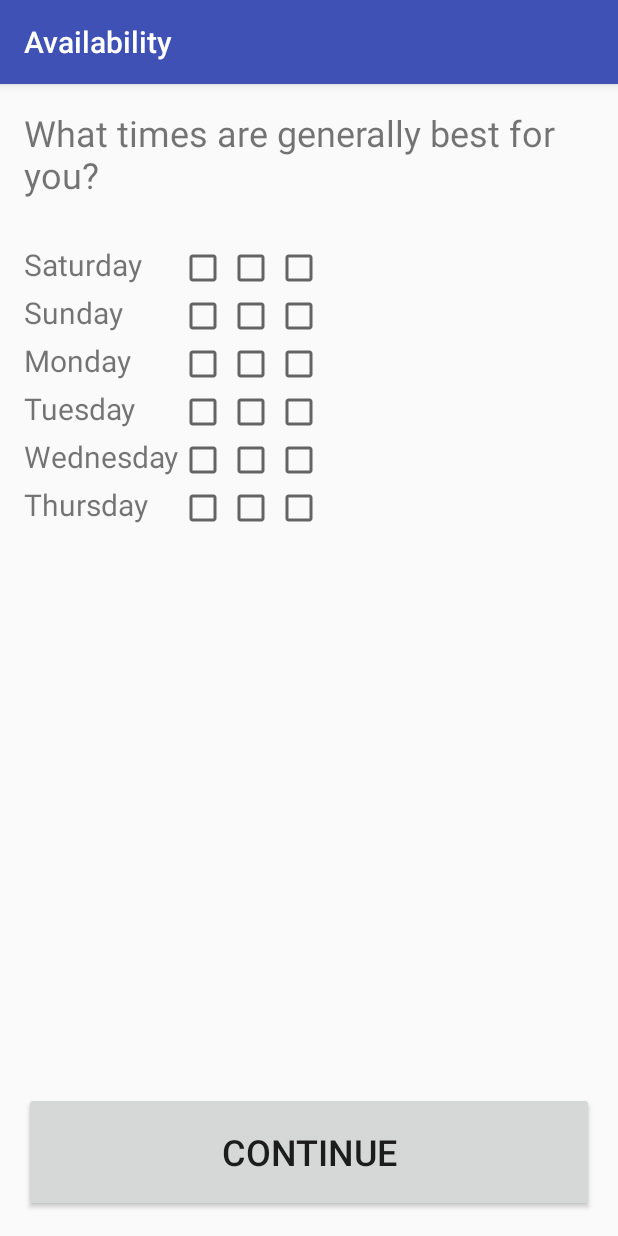
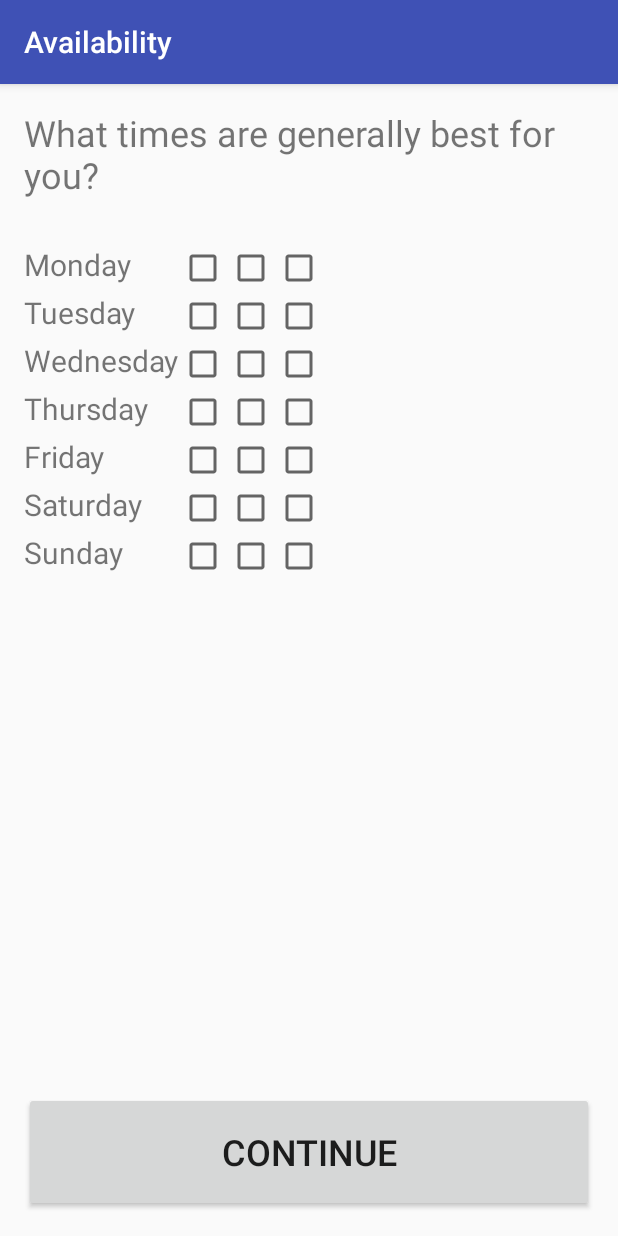
Before and after one commit to sarode/MIOTS_App, an Android app: the AvailabilityActivity screen opened directly, with no data from a screen before it, after a tap on "CONTINUE", on a phone screen of 412 x 824 dp. Run offline under Robolectric (Android 15) with nearby library versions, the light colour scheme and no system bars.

Commit message:
Retrieve availability from screen and store locally in the activity.

```diff
--- a/ConnectApp/app/src/main/java/com/connect/connectapp/AvailabilityActivity.java
+++ b/ConnectApp/app/src/main/java/com/connect/connectapp/AvailabilityActivity.java
@@ -6,9 +6,41 @@ import android.support.design.widget.FloatingActionButton;
 import android.support.design.widget.Snackbar;
 import android.support.v7.app.AppCompatActivity;
 import android.support.v7.widget.Toolbar;
+import android.util.Log;
 import android.view.View;
+import android.widget.CheckBox;
 
 public class AvailabilityActivity extends AppCompatActivity {
+
+    boolean[][] Availability = {
+            {false, false, false},  // Monday
+            {false, false, false},  // Tuesday
+            {false, false, false},  // Wednesday
+            {false, false, false},  // Thursday
+            {false, false, false},  // Friday
+            {false, false, false},  // Saturday
+            {false, false, false}   // Sunday
+    };
+
+    int[][] AvailabilityIds = {
+            {R.id.MondayMorning, R.id.MondayAfternoon, R.id.MondayEvening},
+            {R.id.TuesdayMorning, R.id.TuesdayAfternoon, R.id.TuesdayEvening},
+            {R.id.WednesdayMorning, R.id.WednesdayAfternoon, R.id.WednesdayEvening},
+            {R.id.ThursdayMorning, R.id.ThursdayAfternoon, R.id.ThursdayEvening},
+            {R.id.FridayMorning, R.id.FridayAfternoon, R.id.FridayEvening},
+            {R.id.SaturdayMorning, R.id.SaturdayAfternoon, R.id.SaturdayEvening},
+            {R.id.SundayMorning, R.id.SundayAfternoon, R.id.SundayEvening}
+    };
+
+    boolean[][] FakeAvailability = {
+            {false, false, true},   // Monday
+            {false, false, false},  // Tuesday
+            {false, false, true},   // Wednesday
+            {false, false, true},   // Thursday
+            {false, false, false},  // Friday
+            {false, true, false},   // Saturday
+            {false, true, true}     // Sunday
+    };
 
     @Override
     protected void onCreate(Bundle savedInstanceState) {
@@ -27,4 +59,27 @@ public class AvailabilityActivity extends AppCompatActivity {
 //        });
     }
 
+    // Called when the user clicks the Continue button
+    public void continueAction(View view) {
+
+        this.storeAvailability();
+
+        // Move on to the availability screen
+//        Intent intent = new Intent(this, AvailabilityActivity.class);
+//        startActivity(intent);
+    }
+
+    //  Store off the indicated availability of the user.
+    private void storeAvailability() {
+
+        for (int i = 0; i < AvailabilityIds.length; i++) {
+            for (int j = 0; j < AvailabilityIds[0].length; j++) {
+                CheckBox checkbox = (CheckBox)findViewById(AvailabilityIds[i][j]);
+                Availability[i][j] = checkbox.isChecked();
+                Log.d("Availability", String.valueOf(Availability[i][j]));
+            }
+        }
+
+    }
+
 }
--- a/ConnectApp/app/src/main/res/layout/content_availability.xml
+++ b/ConnectApp/app/src/main/res/layout/content_availability.xml
@@ -40,65 +40,76 @@
             />
 
         <TextView
+            android:text="Monday"
+            android:textSize="20dp"
+            />
+        <CheckBox android:id="@+id/MondayMorning"
+            />
+        <CheckBox android:id="@+id/MondayAfternoon"
+            />
+        <CheckBox android:id="@+id/MondayEvening"
+            />
+        <TextView
+            android:text="Tuesday"
+            android:textSize="20dp"
+            />
+        <CheckBox android:id="@+id/TuesdayMorning"
+            />
+        <CheckBox android:id="@+id/TuesdayAfternoon"
+            />
+        <CheckBox android:id="@+id/TuesdayEvening"
+            />
+        <TextView
+            android:text="Wednesday"
+            android:textSize="20dp"
+            />
+        <CheckBox android:id="@+id/WednesdayMorning"
+            />
+        <CheckBox android:id="@+id/WednesdayAfternoon"
+            />
+        <CheckBox android:id="@+id/WednesdayEvening"
+            />
+        <TextView
+            android:text="Thursday"
+            android:textSize="20dp"
+            />
+        <CheckBox android:id="@+id/ThursdayMorning"
+            />
+        <CheckBox android:id="@+id/ThursdayAfternoon"
+            />
+        <CheckBox android:id="@+id/ThursdayEvening"
+            />
+        <TextView
+            android:text="Friday"
+            android:textSize="20dp"
+            />
+        <CheckBox android:id="@+id/FridayMorning"
+            />
+        <CheckBox android:id="@+id/FridayAfternoon"
+            />
+        <CheckBox android:id="@+id/FridayEvening"
+            />
+        <TextView
             android:text="Saturday"
             android:textSize="20dp"
             />
-        <CheckBox
+        <CheckBox android:id="@+id/SaturdayMorning"
             />
-        <CheckBox
+        <CheckBox android:id="@+id/SaturdayAfternoon"
             />
-        <CheckBox
+        <CheckBox android:id="@+id/SaturdayEvening"
             />
         <TextView
             android:text="Sunday"
             android:textSize="20dp"
             />
-        <CheckBox
+        <CheckBox android:id="@+id/SundayMorning"
             />
-        <CheckBox
+        <CheckBox android:id="@+id/SundayAfternoon"
             />
-        <CheckBox
+        <CheckBox android:id="@+id/SundayEvening"
             />
-        <TextView
-            android:text="Monday"
-            android:textSize="20dp"
-            />
-        <CheckBox
-            />
-        <CheckBox
-            />
-        <CheckBox
-            />
-        <TextView
-            android:text="Tuesday"
-            android:textSize="20dp"
-            />
-        <CheckBox
-            />
-        <CheckBox
-            />
-        <CheckBox
-            />
-        <TextView
-            android:text="Wednesday"
-            android:textSize="20dp"
-            />
-        <CheckBox
-            />
-        <CheckBox
-            />
-        <CheckBox
-            />
-        <TextView
-            android:text="Thursday"
-            android:textSize="20dp"
-            />
-        <CheckBox
-            />
-        <CheckBox
-            />
-        <CheckBox
-            />
+
 
     </GridLayout>
 
```
